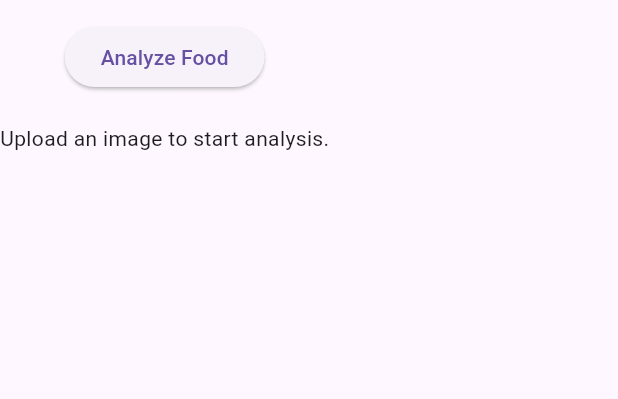
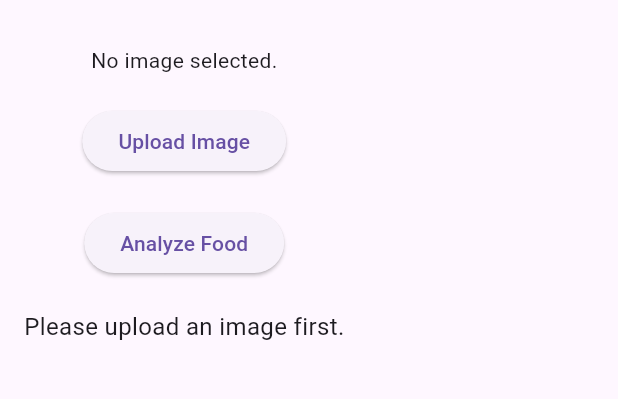
Before and after one commit to qween-beth/foodiebot, a Flutter app: the screen it shows after launch, after a tap on "Analyze Food", on a phone screen of 412 x 824 dp, the part 63-462 px from its top. Run offline on Flutter 3.47's test engine with Material 3 defaults, Android fonts, the phone set to English and light mode, and no system bars; our stand-ins replace image_picker; missing offline and left inert: serious_python.

```diff
--- a/flutterversion/lib/main.dart
+++ b/flutterversion/lib/main.dart
@@ -1,55 +1,124 @@
+import 'dart:convert';
+import 'dart:io';
 import 'package:flutter/material.dart';
+import 'package:http/http.dart' as http;
+import 'package:image_picker/image_picker.dart';  // Import for image picking
 import 'package:serious_python/serious_python.dart';
 
-void main() => runApp(MyApp());
+void main() {
+  startPython();  // Initialize the Python environment
+  runApp(const MyApp());
+}
 
-class MyApp extends StatelessWidget {
+void startPython() async {
+  // Start the Python environment from the specified zip file
+  SeriousPython.run("app/app.zip", environmentVariables: {"a": "1", "b": "2"});
+}
+
+class MyApp extends StatefulWidget {
+  const MyApp({super.key});
+
+  @override
+  State<MyApp> createState() => _MyAppState();
+}
+
+class _MyAppState extends State<MyApp> {
+  String _result = "Upload an image to start analysis.";
+  bool _isLoading = false;
+  File? _image;  // To store the selected image
+
+  Future<void> _pickImage() async {
+    final picker = ImagePicker();
+    final pickedFile = await picker.pickImage(source: ImageSource.gallery);
+
+    if (pickedFile != null) {
+      setState(() {
+        _image = File(pickedFile.path);
+      });
+    }
+  }
+
+  Future<void> _analyzeFood() async {
+    if (_image == null) {
+      setState(() {
+        _result = "Please upload an image first.";
+      });
+      return;
+    }
+
+    setState(() {
+      _isLoading = true;  // Show loading indicator
+    });
+
+    try {
+      // Call the Python function to analyze the image and get the food item
+      final foodItemResponse = await http.post(
+        Uri.parse("http://127.0.0.1:55818"),
+        body: jsonEncode({
+          "scriptPath": "chowbot.py",
+          "functionName": "predict_from_image",
+          "args": [_image!.path]  // Pass the image path here
+        }),
+        headers: {"Content-Type": "application/json"},
+      );
+
+      String foodItem = foodItemResponse.body;
+
+      // Call another Python function to analyze the food item with Gemini AI
+      final analysisResponse = await http.post(
+        Uri.parse("http://127.0.0.1:55818"),
+        body: jsonEncode({
+          "scriptPath": "chowbot.py",
+          "functionName": "analyze_with_gemini",
+          "args": ["your_gemini_api_key", foodItem]
+        }),
+        headers: {"Content-Type": "application/json"},
+      );
+
+      setState(() {
+        _result = analysisResponse.body;
+      });
+    } catch (e) {
+      setState(() {
+        _result = "An error occurred: $e";
+      });
+    } finally {
+      setState(() {
+        _isLoading = false;  // Hide loading indicator
+      });
+    }
+  }
+
   @override
   Widget build(BuildContext context) {
     return MaterialApp(
       home: Scaffold(
-        appBar: AppBar(title: Text('ChowBot AI Food Analyzer')),
-        body: FoodAnalyzer(),
+        appBar: AppBar(title: const Text('ChowBot AI Food Analyzer')),
+        body: Padding(
+          padding: const EdgeInsets.all(16.0),
+          child: Column(
+            children: [
+              _image == null
+                  ? const Text('No image selected.')
+                  : Image.file(_image!, height: 200),
+              const SizedBox(height: 20),
+              ElevatedButton(
+                onPressed: _pickImage,  // Button to upload image
+                child: const Text('Upload Image'),
+              ),
+              const SizedBox(height: 20),
+              ElevatedButton(
+                onPressed: _analyzeFood,  // Button to analyze food
+                child: const Text('Analyze Food'),
+              ),
+              const SizedBox(height: 20),
+              _isLoading
+                  ? const CircularProgressIndicator()
+                  : Text(_result, style: const TextStyle(fontSize: 16)),
+            ],
+          ),
+        ),
       ),
     );
   }
 }
-
-class FoodAnalyzer extends StatefulWidget {
-  @override
-  _FoodAnalyzerState createState() => _FoodAnalyzerState();
-}
-
-class _FoodAnalyzerState extends State<FoodAnalyzer> {
-  String _result = "Upload an image to start analysis.";
-
-  Future<void> _analyzeFood() async {
-    final foodItem = await FlutterPy().runPythonFunction(
-      scriptPath: 'chowbot.py',
-      functionName: 'predict_from_image',
-      args: ['path_to_image'],
-    );
-    final analysis = await FlutterPy().runPythonFunction(
-      scriptPath: 'chowbot.py',
-      functionName: 'analyze_with_gemini',
-      args: ['your_gemini_api_key', foodItem],
-    );
-    setState(() {
-      _result = analysis;
-    });
-  }
-
-  @override
-  Widget build(BuildContext context) {
-    return Column(
-      children: [
-        ElevatedButton(
-          onPressed: _analyzeFood,
-          child: Text('Analyze Food'),
-        ),
-        SizedBox(height: 20),
-        Text(_result),
-      ],
-    );
-  }
-}
```
Also changed, not shown: Chowbot food analyzer screenshot.PNG (added).
